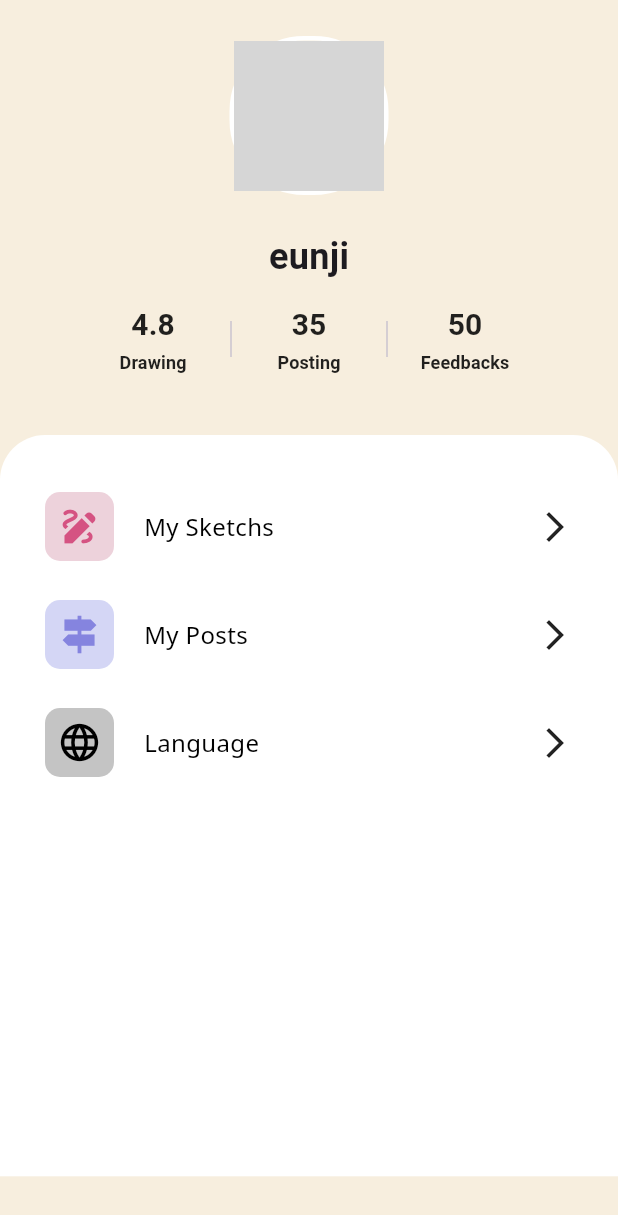
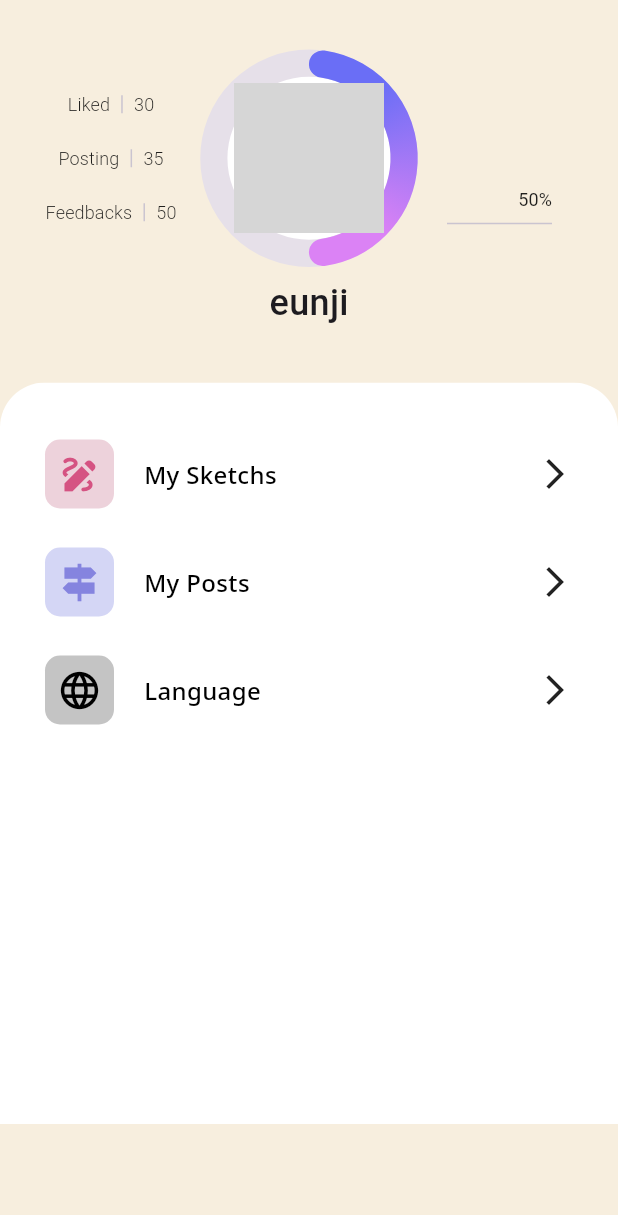
Before and after one commit to GDSC-DGU/2024-SolutionChallenge-InGlo-client, a Flutter app: the ProfilePage screen opened directly, on a phone screen of 412 x 824 dp. Shown: the top 1215 px of the screen. Run offline on Flutter 3.47's test engine with Material 3 defaults, Android fonts, the phone set to English and light mode, and no system bars; drawn by our look-alikes of syncfusion_flutter_gauges; our stand-ins replace carousel_slider, dropdown_button2, firebase_core, flutter_svg, flutter_svg_provider, google_fonts and 2 more; missing offline and left inert: comment_box, flutter_state_notifier, html_editor_enhanced, scribble; accounts and stored records are empty; network calls fail; project files that could hold a hidden picture were left out; grey boxes are pictures that could not be loaded.

Commit message:
ADD: gauge 추가

```diff
--- a/lib/screens/profile/profile.dart
+++ b/lib/screens/profile/profile.dart
@@ -6,6 +6,7 @@ import 'package:inglo/screens/profile/widgets/my_sketch.dart';
 import 'package:inglo/screens/profile/widgets/select_langauge.dart';
 import 'package:inglo/util/profile/user_preferences.dart';
 import 'package:inglo/widgets/profile/numbers_widget.dart';
+import 'package:inglo/widgets/profile/percent.dart';
 import 'package:inglo/widgets/profile/profile_widget.dart';
 import 'package:inglo/widgets/profile/button_widget.dart';
 
@@ -25,14 +26,31 @@ class _ProfilePageState extends State<ProfilePage> {
         child: ListView(
           physics: BouncingScrollPhysics(),
           children: [
-            const SizedBox(height: 24),
-            ProfileWidget(
-              imagePath: user.imagePath,
+            const SizedBox(height: 50),
+            Container(
+              padding: EdgeInsets.only(
+                left: 30.0,
+                top: 0,
+                right: 30.0,
+                bottom: 0,
+              ),
+              child: Row(
+                mainAxisAlignment: MainAxisAlignment.spaceBetween,
+                children: [
+                  NumbersWidget(),
+                  Column(
+                    children: [
+                      ProfileWidget(
+                        imagePath: user.imagePath,
+                      ),
+                    ],
+                  ),
+                  PercentWidget(),
+                ],
+              ),
             ),
             const SizedBox(height: 24),
             buildName(user),
-            const SizedBox(height: 10),
-            NumbersWidget(),
             const SizedBox(height: 20),
             buildAbout(user),
           ],
@@ -45,7 +63,7 @@ class _ProfilePageState extends State<ProfilePage> {
         children: [
           Text(
             user.name,
-            style: TextStyle(fontWeight: FontWeight.bold, fontSize: 24),
+            style: TextStyle(fontWeight: FontWeight.w500, fontSize: 24),
           ),
         ],
       );
--- /dev/null
+++ b/lib/widgets/gauge/range_pointer/range_pointer.dart
@@ -0,0 +1,52 @@
+/// Flutter package imports
+import 'package:flutter/material.dart';
+
+/// Gauge imports
+import 'package:syncfusion_flutter_gauges/gauges.dart';
+
+/// Renders the gauge range pointer sample
+class RangePointerExample extends StatefulWidget {
+  /// Creates the gauge range pointer sample
+  const RangePointerExample({Key? key}) : super(key: key);
+
+  @override
+  _RangePointerExampleState createState() => _RangePointerExampleState();
+}
+
+class _RangePointerExampleState extends State {
+  _RangePointerExampleState();
+
+  @override
+  Widget build(BuildContext context) {
+    return _buildRangePointerExampleGauge();
+  }
+
+  /// Returns the range pointer gauge
+  SfRadialGauge _buildRangePointerExampleGauge() {
+    return SfRadialGauge(
+      axes: <RadialAxis>[
+        RadialAxis(
+            showLabels: false,
+            showTicks: false,
+            startAngle: 270,
+            endAngle: 270,
+            radiusFactor: 1.45,
+            axisLineStyle: const AxisLineStyle(
+                thicknessUnit: GaugeSizeUnit.factor, thickness: 0.25),
+            pointers: const <GaugePointer>[
+              RangePointer(
+                  value: 50,
+                  cornerStyle: CornerStyle.bothCurve,
+                  enableAnimation: true,
+                  animationDuration: 1200,
+                  sizeUnit: GaugeSizeUnit.factor,
+                  gradient: SweepGradient(
+                      colors: <Color>[Color(0xFF6A6EF6), Color(0xFFDB82F5)],
+                      stops: <double>[0.25, 0.75]),
+                  color: Color(0xFF00A8B5),
+                  width: 0.25),
+            ]),
+      ],
+    );
+  }
+}
--- a/lib/widgets/profile/button_widget.dart
+++ b/lib/widgets/profile/button_widget.dart
@@ -50,6 +50,7 @@ class _ButtonWidgetState extends State<ButtonWidget> {
                         style: GoogleFonts.notoSans(
                           color: Colors.black,
                           fontSize: 16,
+                          fontWeight: FontWeight.w500,
                         )),
                   ],
                 ),
--- a/lib/widgets/profile/numbers_widget.dart
+++ b/lib/widgets/profile/numbers_widget.dart
@@ -2,18 +2,16 @@ import 'package:flutter/material.dart';
 
 class NumbersWidget extends StatelessWidget {
   @override
-  Widget build(BuildContext context) => Row(
-    mainAxisAlignment: MainAxisAlignment.center,
+  Widget build(BuildContext context) => Column(
+    mainAxisAlignment: MainAxisAlignment.start,
     children: <Widget>[
-      buildButton(context, '4.8', 'Drawing'),
-      buildDivider(),
+      buildButton(context, '30', 'Liked'),
       buildButton(context, '35', 'Posting'),
-      buildDivider(),
       buildButton(context, '50', 'Feedbacks'),
     ],
   );
   Widget buildDivider() => Container(
-    height: 24,
+    height: 12,
     child: VerticalDivider(),
   );
 
@@ -22,18 +20,18 @@ class NumbersWidget extends StatelessWidget {
         padding: EdgeInsets.symmetric(vertical: 4),
         onPressed: () {},
         materialTapTargetSize: MaterialTapTargetSize.shrinkWrap,
-        child: Column(
+        child: Row(
           mainAxisSize: MainAxisSize.min,
           mainAxisAlignment: MainAxisAlignment.start,
           children: <Widget>[
             Text(
+              text,
+              style: TextStyle(fontWeight: FontWeight.w300, fontSize: 12),
+            ),
+            buildDivider(),
+            Text(
               value,
-              style: TextStyle(fontWeight: FontWeight.bold, fontSize: 20),
-            ),
-            SizedBox(height: 2),
-            Text(
-              text,
-              style: TextStyle(fontWeight: FontWeight.bold, fontSize: 12),
+              style: TextStyle(fontWeight: FontWeight.w300, fontSize: 12),
             ),
           ],
         ),
--- /dev/null
+++ b/lib/widgets/profile/percent.dart
@@ -0,0 +1,39 @@
+import 'package:flutter/material.dart';
+
+class PercentWidget extends StatelessWidget {
+  @override
+  Widget build(BuildContext context) => Column(
+    mainAxisAlignment: MainAxisAlignment.start,
+    children: <Widget>[
+      percentButton(context, '50%',),
+    ],
+  );
+  Widget buildDivider() => Container(
+    width: 70,
+    child: Divider(),
+  );
+
+  Widget percentButton(BuildContext context, String text) =>
+      MaterialButton(
+        padding: EdgeInsets.symmetric(vertical: 4),
+        onPressed: () {},
+        materialTapTargetSize: MaterialTapTargetSize.shrinkWrap,
+        child: Row(
+          children: [
+            Column(
+              mainAxisSize: MainAxisSize.min,
+              crossAxisAlignment: CrossAxisAlignment.end,
+              children: <Widget>[
+                SizedBox(height: 70,),
+                Text(
+                  text,
+                  style: TextStyle(fontWeight: FontWeight.w400, fontSize: 12),
+                ),
+                buildDivider(),
+              ],
+            ),
+            SizedBox(width: 10,),
+          ],
+        ),
+      );
+}
--- a/lib/widgets/profile/profile_widget.dart
+++ b/lib/widgets/profile/profile_widget.dart
@@ -1,4 +1,5 @@
 import 'package:flutter/material.dart';
+import 'package:inglo/widgets/gauge/range_pointer/range_pointer.dart';
 
 class ProfileWidget extends StatelessWidget {
   final String imagePath;
@@ -10,18 +11,37 @@ class ProfileWidget extends StatelessWidget {
 
   @override
   Widget build(BuildContext context) {
-
     return Center(
-      child: Container(
-        decoration: BoxDecoration(
-          border: Border.all(color: Colors.white, width: 3),
-          borderRadius: BorderRadius.circular(50),
-        ),
-        child: Stack(
-          children: [
-            buildImage(),
-          ],
-        ),
+      child: Stack(
+        children: [
+          Container(
+            width: 110, // 첫 번째 컨테이너의 크기를 명시적으로 지정해야 한다.
+            height: 110,
+            decoration: BoxDecoration(
+              borderRadius: BorderRadius.circular(100),
+              color: Colors.white,
+            ),
+            padding: EdgeInsets.all(10), // 원하는 패딩 설정
+          ),
+          Positioned(
+            left: 5, // 상위 width 차이 10의 절반
+            top: 5,
+            child: Container(
+              width: 100,
+              height: 100,
+              child: buildImage(),
+            ),
+          ),
+          Positioned(
+            left: 5,
+            top: 5,
+            child: Container(
+              width: 100,
+              height: 100,
+              child: RangePointerExample(),
+            ),
+          ),
+        ],
       ),
     );
   }
--- a/pubspec.yaml
+++ b/pubspec.yaml
@@ -37,6 +37,9 @@ dependencies:
   flutter_state_notifier: ^0.7.1
   html_editor_enhanced: ^2.5.1
   comment_box: ^0.0.18
+  syncfusion_flutter_gauges: ^24.2.6
+  flutter_localization: ^0.2.0
+  syncfusion_localizations: ^24.2.6
 
 dev_dependencies:
   flutter_test:
```
Also changed, not shown: pubspec.lock, 1 other file.
